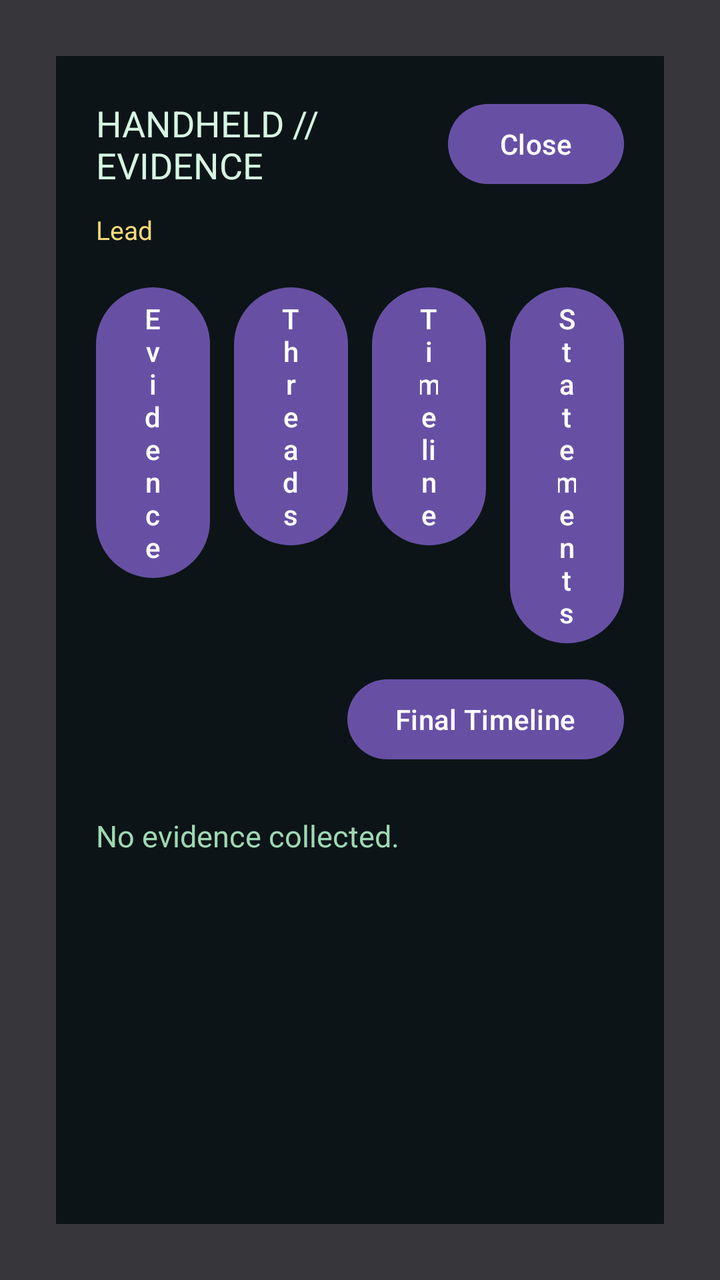
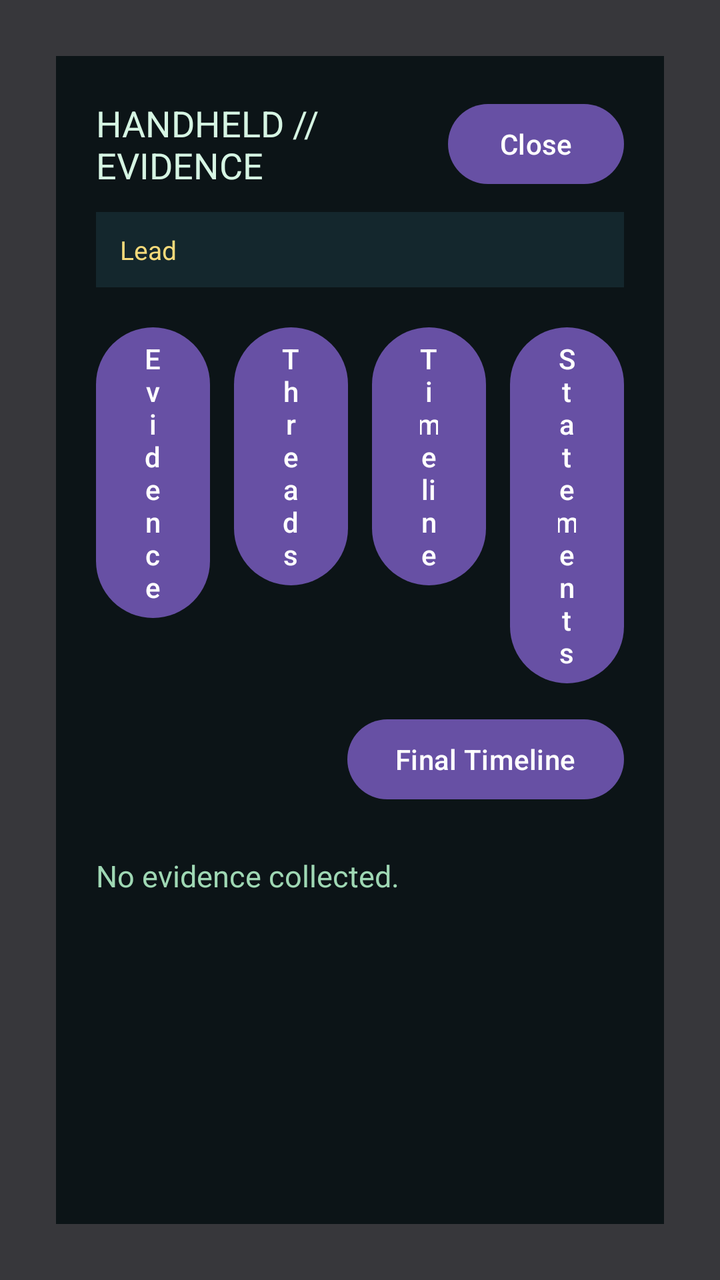

Screens rendered from an Android XML layout before and after an edit, with the pre-edit source and the edit as a unified diff.
<!-- AndroidManifest.xml: application theme Theme.TraceRoute -->
<!-- res/layout/fragment_handheld.xml -->
<?xml version="1.0" encoding="utf-8"?>
<FrameLayout xmlns:android="http://schemas.android.com/apk/res/android"
    android:id="@+id/handheld_root"
    android:layout_width="match_parent"
    android:layout_height="match_parent"
    android:background="#CC05080A">

    <LinearLayout
        android:id="@+id/handheld_panel"
        android:layout_width="match_parent"
        android:layout_height="match_parent"
        android:layout_margin="28dp"
        android:background="#E8081114"
        android:orientation="vertical"
        android:padding="20dp">

        <LinearLayout
            android:id="@+id/handheld_header"
            android:layout_width="match_parent"
            android:layout_height="wrap_content"
            android:gravity="center_vertical"
            android:orientation="horizontal">

            <TextView
                android:id="@+id/handheld_title"
                android:layout_width="0dp"
                android:layout_height="wrap_content"
                android:layout_weight="1"
                android:text="HANDHELD // EVIDENCE"
                android:textColor="#D6F5E3"
                android:textSize="18sp" />

            <Button
                android:id="@+id/handheld_close_button"
                android:layout_width="wrap_content"
                android:layout_height="wrap_content"
                android:text="Close" />

        </LinearLayout>

        <TextView
            android:id="@+id/handheld_current_lead"
            android:layout_width="match_parent"
            android:layout_height="wrap_content"
            android:layout_marginTop="10dp"
            android:text="Lead"
            android:textColor="#F5DA7A"
            android:textSize="13sp" />

        <LinearLayout
            android:id="@+id/handheld_tab_row"
            android:layout_width="match_parent"
            android:layout_height="wrap_content"
            android:layout_marginTop="16dp"
            android:orientation="horizontal">

            <Button
                android:id="@+id/handheld_evidence_tab"
                android:layout_width="0dp"
                android:layout_height="wrap_content"
                android:layout_weight="1"
                android:text="Evidence" />

            <Button
                android:id="@+id/handheld_threads_tab"
                android:layout_width="0dp"
                android:layout_height="wrap_content"
                android:layout_marginStart="12dp"
                android:layout_weight="1"
                android:text="Threads" />

            <Button
                android:id="@+id/handheld_timeline_tab"
                android:layout_width="0dp"
                android:layout_height="wrap_content"
                android:layout_marginStart="12dp"
                android:layout_weight="1"
                android:text="Timeline" />

            <Button
                android:id="@+id/handheld_statements_tab"
                android:layout_width="0dp"
                android:layout_height="wrap_content"
                android:layout_marginStart="12dp"
                android:layout_weight="1"
                android:text="Statements" />

        </LinearLayout>

        <LinearLayout
            android:id="@+id/handheld_secondary_tab_row"
            android:layout_width="match_parent"
            android:layout_height="wrap_content"
            android:layout_marginTop="10dp"
            android:gravity="end"
            android:orientation="horizontal">

            <Button
                android:id="@+id/handheld_final_timeline_tab"
                android:layout_width="wrap_content"
                android:layout_height="wrap_content"
                android:text="Final Timeline" />

        </LinearLayout>

        <TextView
            android:id="@+id/handheld_empty_text"
            android:layout_width="match_parent"
            android:layout_height="wrap_content"
            android:layout_marginTop="24dp"
            android:text="No evidence collected."
            android:textColor="#9FD8B4"
            android:textSize="15sp" />

        <ScrollView
            android:id="@+id/handheld_evidence_scroll"
            android:layout_width="match_parent"
            android:layout_height="0dp"
            android:layout_marginTop="16dp"
            android:layout_weight="1">

            <LinearLayout
                android:id="@+id/handheld_evidence_list"
                android:layout_width="match_parent"
                android:layout_height="wrap_content"
                android:orientation="vertical" />

        </ScrollView>

    </LinearLayout>

</FrameLayout>
<!-- resources referenced by this layout -->
<resources>
  <style name="Theme.TraceRoute" parent="Base.Theme.TraceRoute" />
  <style name="Base.Theme.TraceRoute" parent="Theme.Material3.DayNight.NoActionBar">
          
          
      </style>
</resources>

<!-- the commit's change to res/layout/fragment_handheld.xml (unified diff, before → after) -->
@@ -43,6 +43,12 @@
             android:layout_width="match_parent"
             android:layout_height="wrap_content"
             android:layout_marginTop="10dp"
+            android:background="#14272D"
+            android:lineSpacingExtra="2dp"
+            android:paddingStart="12dp"
+            android:paddingTop="10dp"
+            android:paddingEnd="12dp"
+            android:paddingBottom="10dp"
             android:text="Lead"
             android:textColor="#F5DA7A"
             android:textSize="13sp" />
